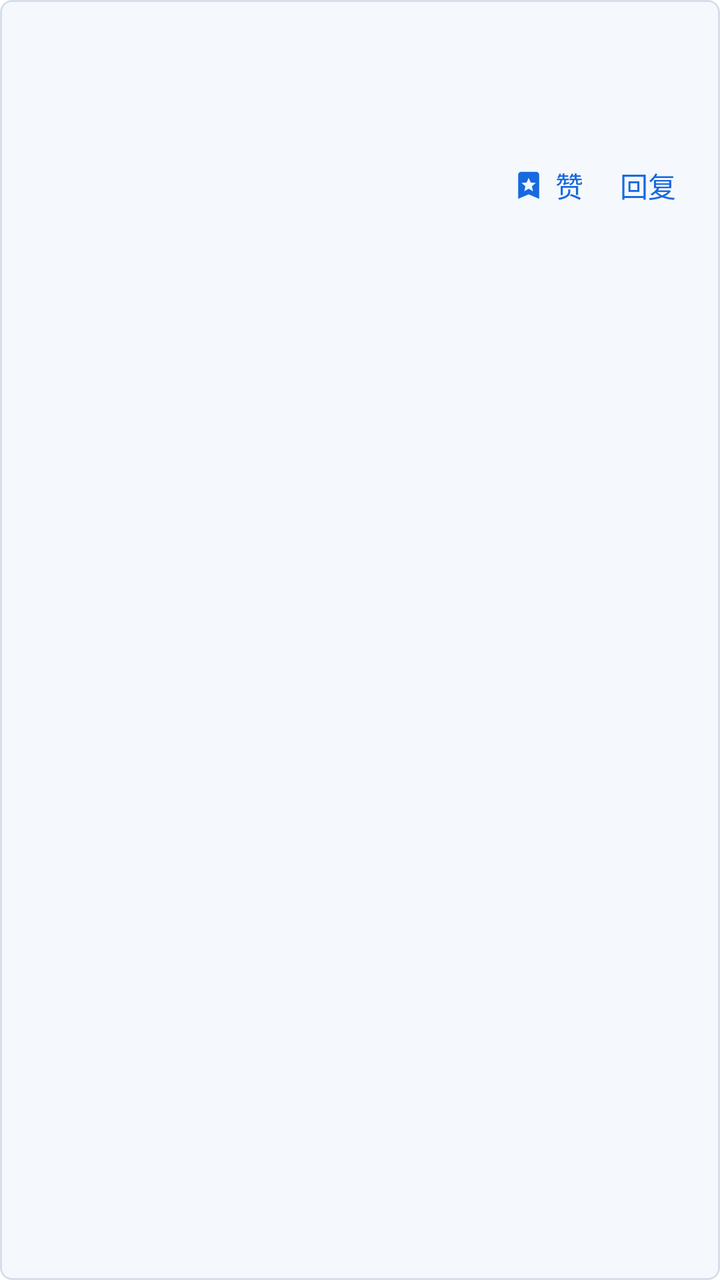
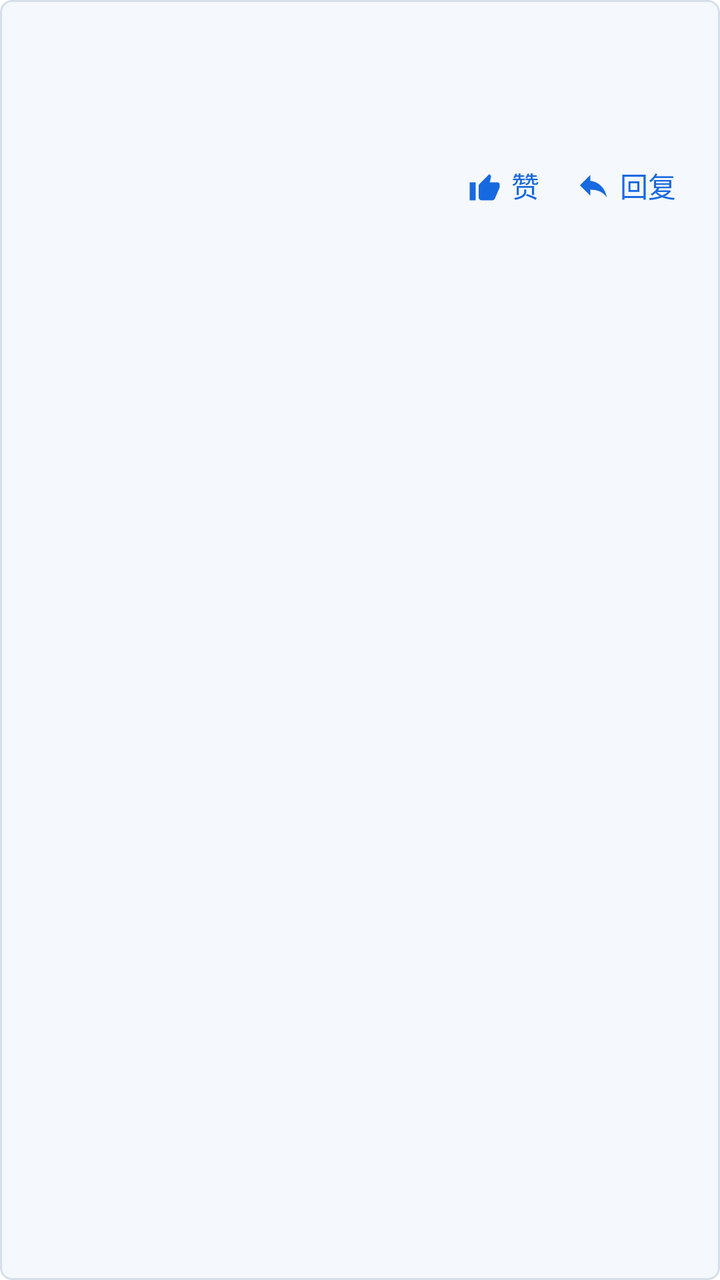

Before-and-after screenshots of an Android layout around one commit, followed by the original layout XML and the change that was made.
<!-- AndroidManifest.xml: application theme Theme.Yiyunying -->
<!-- res/layout/item_moment_comment.xml -->
<?xml version="1.0" encoding="utf-8"?>
<com.google.android.material.card.MaterialCardView xmlns:android="http://schemas.android.com/apk/res/android"
    xmlns:app="http://schemas.android.com/apk/res-auto"
    android:id="@+id/commentCard"
    android:layout_width="match_parent"
    android:layout_height="wrap_content"
    android:layout_marginBottom="8dp"
    app:cardBackgroundColor="@color/surface_container"
    app:cardCornerRadius="6dp"
    app:cardElevation="0dp"
    app:strokeColor="@color/outline_variant"
    app:strokeWidth="1dp">

    <LinearLayout
        android:layout_width="match_parent"
        android:layout_height="wrap_content"
        android:orientation="vertical">

        <LinearLayout
            android:layout_width="match_parent"
            android:layout_height="wrap_content"
            android:orientation="horizontal"
            android:padding="12dp">

        <com.google.android.material.imageview.ShapeableImageView
            android:id="@+id/avatar"
            android:layout_width="40dp"
            android:layout_height="40dp"
            android:contentDescription="查看评论者资料"
            android:scaleType="centerCrop"
            app:shapeAppearanceOverlay="@style/ShapeAppearance.Material3.Corner.Full" />

        <LinearLayout
            android:layout_width="0dp"
            android:layout_height="wrap_content"
            android:layout_marginStart="10dp"
            android:layout_weight="1"
            android:orientation="vertical">

            <LinearLayout
                android:layout_width="match_parent"
                android:layout_height="wrap_content"
                android:gravity="center_vertical"
                android:orientation="horizontal">

                <TextView
                    android:id="@+id/author"
                    android:layout_width="0dp"
                    android:layout_height="wrap_content"
                    android:layout_weight="1"
                    android:maxLines="1"
                    android:textAppearance="@style/TextAppearance.Material3.TitleSmall"
                    android:textColor="@color/on_surface" />

                <TextView
                    android:id="@+id/time"
                    android:layout_width="wrap_content"
                    android:layout_height="wrap_content"
                    android:layout_marginStart="8dp"
                    android:textAppearance="@style/TextAppearance.Material3.LabelSmall"
                    android:textColor="@color/on_surface_variant" />
            </LinearLayout>

            <TextView
                android:id="@+id/replyContext"
                android:layout_width="match_parent"
                android:layout_height="wrap_content"
                android:layout_marginTop="4dp"
                android:background="@color/surface_container_high"
                android:ellipsize="end"
                android:maxLines="2"
                android:padding="7dp"
                android:textAppearance="@style/TextAppearance.Material3.BodySmall"
                android:textColor="@color/on_surface_variant"
                android:visibility="gone" />

            <TextView
                android:id="@+id/content"
                android:layout_width="match_parent"
                android:layout_height="wrap_content"
                android:layout_marginTop="6dp"
                android:textAppearance="@style/TextAppearance.Material3.BodyLarge"
                android:textColor="@color/on_surface" />

            <ImageView
                android:id="@+id/sticker"
                android:layout_width="132dp"
                android:layout_height="132dp"
                android:layout_marginTop="6dp"
                android:contentDescription="评论表情包"
                android:scaleType="fitCenter"
                android:visibility="gone" />

            <LinearLayout
                android:id="@+id/mediaContainer"
                android:layout_width="match_parent"
                android:layout_height="wrap_content"
                android:layout_marginTop="6dp"
                android:orientation="vertical" />

            <LinearLayout
                android:layout_width="match_parent"
                android:layout_height="48dp"
                android:layout_marginTop="4dp"
                android:gravity="end|center_vertical"
                android:orientation="horizontal">

                <com.google.android.material.button.MaterialButton
                    android:id="@+id/likeButton"
                    style="@style/Widget.Material3.Button.TextButton"
                    android:layout_width="wrap_content"
                    android:layout_height="48dp"
                    android:ellipsize="end"
                    android:gravity="center"
                    android:includeFontPadding="false"
                    android:insetBottom="0dp"
                    android:insetLeft="0dp"
                    android:insetRight="0dp"
                    android:insetTop="0dp"
                    android:maxLines="1"
                    android:minHeight="0dp"
                    android:minWidth="48dp"
                    android:paddingStart="8dp"
                    android:paddingEnd="8dp"
                    android:singleLine="true"
                    android:text="赞"
                    app:icon="@drawable/ic_favorite" />

                <com.google.android.material.button.MaterialButton
                    android:id="@+id/replyButton"
                    style="@style/Widget.Material3.Button.TextButton"
                    android:layout_width="wrap_content"
                    android:layout_height="48dp"
                    android:ellipsize="end"
                    android:gravity="center"
                    android:includeFontPadding="false"
                    android:insetBottom="0dp"
                    android:insetLeft="0dp"
                    android:insetRight="0dp"
                    android:insetTop="0dp"
                    android:maxLines="1"
                    android:minHeight="0dp"
                    android:minWidth="48dp"
                    android:paddingStart="10dp"
                    android:paddingEnd="10dp"
                    android:singleLine="true"
                    android:text="回复" />
            </LinearLayout>
        </LinearLayout>
        </LinearLayout>

        <LinearLayout
            android:id="@+id/replyThreadContainer"
            android:layout_width="match_parent"
            android:layout_height="wrap_content"
            android:layout_marginStart="62dp"
            android:layout_marginEnd="12dp"
            android:layout_marginBottom="10dp"
            android:background="@color/surface_container_high"
            android:orientation="vertical"
            android:padding="7dp"
            android:visibility="gone">

            <LinearLayout
                android:id="@+id/nestedRepliesContainer"
                android:layout_width="match_parent"
                android:layout_height="wrap_content"
                android:orientation="vertical" />

            <com.google.android.material.button.MaterialButton
                android:id="@+id/replyThreadToggle"
                style="@style/Widget.Material3.Button.TextButton"
                android:layout_width="wrap_content"
                android:layout_height="32dp"
                android:layout_marginTop="3dp"
                android:gravity="center"
                android:includeFontPadding="false"
                android:insetBottom="0dp"
                android:insetLeft="0dp"
                android:insetRight="0dp"
                android:insetTop="0dp"
                android:minHeight="0dp"
                android:minWidth="0dp"
                android:paddingStart="8dp"
                android:paddingEnd="8dp"
                android:textSize="12sp"
                android:visibility="gone" />
        </LinearLayout>
    </LinearLayout>
</com.google.android.material.card.MaterialCardView>
<!-- resources referenced by this layout -->
<resources>
  <color name="on_surface">#17243A</color>
  <color name="on_surface_variant">#5B687A</color>
  <color name="outline_variant">#D6DEE9</color>
  <color name="surface_container">#F5F8FC</color>
  <color name="surface_container_high">#EAF0F7</color>
  <!-- drawable ic_favorite (drawable) -->
  <vector xmlns:android="http://schemas.android.com/apk/res/android" android:width="24dp" android:height="24dp" android:viewportWidth="24" android:viewportHeight="24">
      <path android:fillColor="@color/on_surface_variant" android:pathData="M17,3H7a2,2 0,0 0,-2 2v16l7,-3 7,3V5a2,2 0,0 0,-2 -2zm-5,11.25L9.06,16l0.78,-3.34L7.25,10.4l3.41,-0.29L12,7l1.34,3.11 3.41,0.29 -2.59,2.26L14.94,16 12,14.25z" />
  </vector>
  <style name="Theme.Yiyunying" parent="Theme.Yiyunying.Base" />
  <style name="Theme.Yiyunying.Base" parent="Theme.Material3.Light.NoActionBar">
          <item name="colorPrimary">@color/primary</item>
          <item name="colorOnPrimary">@color/on_primary</item>
          <item name="colorPrimaryContainer">@color/primary_container</item>
          <item name="colorOnPrimaryContainer">@color/on_primary_container</item>
          <item name="colorSecondary">@color/secondary</item>
          <item name="colorOnSecondary">@color/on_secondary</item>
          <item name="colorSecondaryContainer">@color/secondary_container</item>
          <item name="colorTertiary">@color/tertiary</item>
          <item name="colorError">@color/error</item>
          <item name="android:colorBackground">@color/surface</item>
          <item name="colorSurface">@color/surface</item>
          <item name="colorOnSurface">@color/on_surface</item>
          <item name="colorOnSurfaceVariant">@color/on_surface_variant</item>
          <item name="colorOutline">@color/outline</item>
          <item name="android:fontFamily">sans-serif</item>
          <item name="android:windowActionModeOverlay">true</item>
          <item name="android:windowLightStatusBar">true</item>
          <item name="android:statusBarColor">@color/surface</item>
          <item name="android:navigationBarColor">@color/surface</item>
          <item name="materialCardViewStyle">@style/Widget.Yiyunying.Card</item>
          <item name="materialButtonStyle">@style/Widget.Yiyunying.Button</item>
      </style>
  <color name="primary">#1769E0</color>
  <color name="on_primary">#FFFFFF</color>
  <color name="primary_container">#E8F1FF</color>
  <color name="on_primary_container">#123A72</color>
  <color name="secondary">#4B78B8</color>
  <color name="on_secondary">#FFFFFF</color>
  <color name="secondary_container">#EAF2FF</color>
  <color name="tertiary">#476DA5</color>
  <color name="error">#BA1A1A</color>
  <color name="surface">#FFFFFF</color>
  <color name="outline">#AAB7C8</color>
  <style name="Widget.Yiyunying.Card" parent="Widget.Material3.CardView.Elevated">
          <item name="cardCornerRadius">8dp</item>
          <item name="cardElevation">1dp</item>
          <item name="cardBackgroundColor">@color/glass_surface</item>
          <item name="strokeColor">@color/glass_outline</item>
          <item name="strokeWidth">1dp</item>
      </style>
  <style name="Widget.Yiyunying.Button" parent="Widget.Material3.Button">
          <item name="cornerRadius">8dp</item>
          <item name="android:minHeight">48dp</item>
          <item name="android:textAllCaps">false</item>
      </style>
  <color name="glass_surface">#E8FFFFFF</color>
  <color name="glass_outline">#80C4CFDD</color>
</resources>

<!-- the commit's change to res/layout/item_moment_comment.xml (unified diff, before → after) -->
@@ -124,7 +124,8 @@
                     android:paddingEnd="8dp"
                     android:singleLine="true"
                     android:text="赞"
-                    app:icon="@drawable/ic_favorite" />
+                    android:contentDescription="点赞评论"
+                    app:icon="@drawable/ic_like" />
 
                 <com.google.android.material.button.MaterialButton
                     android:id="@+id/replyButton"
@@ -144,7 +145,9 @@
                     android:paddingStart="10dp"
                     android:paddingEnd="10dp"
                     android:singleLine="true"
-                    android:text="回复" />
+                    android:text="回复"
+                    android:contentDescription="回复评论"
+                    app:icon="@drawable/ic_reply" />
             </LinearLayout>
         </LinearLayout>
         </LinearLayout>
@@ -183,8 +186,11 @@
                 android:minWidth="0dp"
                 android:paddingStart="8dp"
                 android:paddingEnd="8dp"
+                android:contentDescription="展开或收起评论回复"
                 android:textSize="12sp"
-                android:visibility="gone" />
+                android:visibility="gone"
+                app:icon="@drawable/ic_reply"
+                app:iconTint="@color/primary" />
         </LinearLayout>
     </LinearLayout>
 </com.google.android.material.card.MaterialCardView>
<!-- resource entries referenced after the edit -->
@@ -5,9 +5,25 @@
   <color name="outline_variant">#D6DEE9</color>
   <color name="surface_container">#F5F8FC</color>
   <color name="surface_container_high">#EAF0F7</color>
-  <!-- drawable ic_favorite (drawable) -->
-  <vector xmlns:android="http://schemas.android.com/apk/res/android" android:width="24dp" android:height="24dp" android:viewportWidth="24" android:viewportHeight="24">
-      <path android:fillColor="@color/on_surface_variant" android:pathData="M17,3H7a2,2 0,0 0,-2 2v16l7,-3 7,3V5a2,2 0,0 0,-2 -2zm-5,11.25L9.06,16l0.78,-3.34L7.25,10.4l3.41,-0.29L12,7l1.34,3.11 3.41,0.29 -2.59,2.26L14.94,16 12,14.25z" />
+  <!-- drawable ic_like (drawable) -->
+  <vector xmlns:android="http://schemas.android.com/apk/res/android"
+      android:width="24dp"
+      android:height="24dp"
+      android:viewportWidth="24"
+      android:viewportHeight="24">
+      <path
+          android:fillColor="@color/on_surface_variant"
+          android:pathData="M2,10h4v12H2zM22,11.5c0,-0.83 -0.67,-1.5 -1.5,-1.5h-5.03l0.76,-3.67 0.02,-0.25c0,-0.31 -0.13,-0.61 -0.34,-0.82L15.12,4.5 8.54,11.08C8.2,11.42 8,11.9 8,12.41V20c0,1.1 0.9,2 2,2h7c0.82,0 1.54,-0.5 1.84,-1.22l3.02,-7.05c0.09,-0.23 0.14,-0.48 0.14,-0.73z" />
+  </vector>
+  <!-- drawable ic_reply (drawable) -->
+  <vector xmlns:android="http://schemas.android.com/apk/res/android"
+      android:width="24dp"
+      android:height="24dp"
+      android:viewportWidth="24"
+      android:viewportHeight="24">
+      <path
+          android:fillColor="@color/on_surface_variant"
+          android:pathData="M10,9V5l-7,7 7,7v-4.1c5,0 8.5,1.6 11,5.1 -1,-5 -4,-10 -11,-11z" />
   </vector>
   <style name="Theme.Yiyunying" parent="Theme.Yiyunying.Base" />
   <style name="Theme.Yiyunying.Base" parent="Theme.Material3.Light.NoActionBar">
